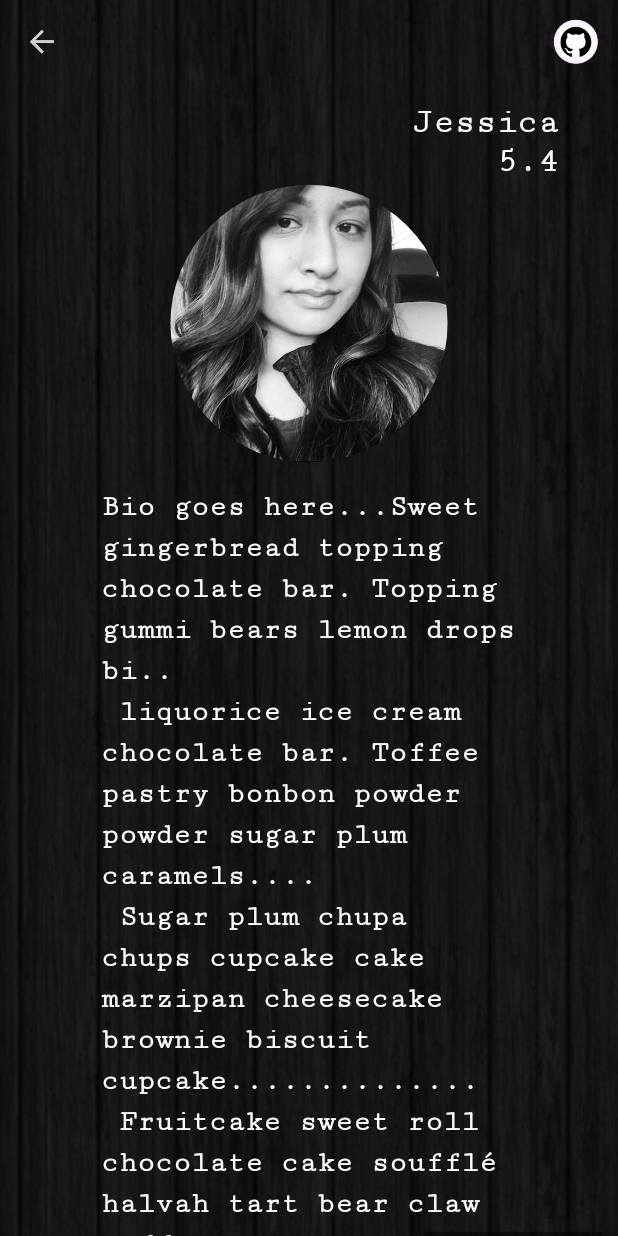
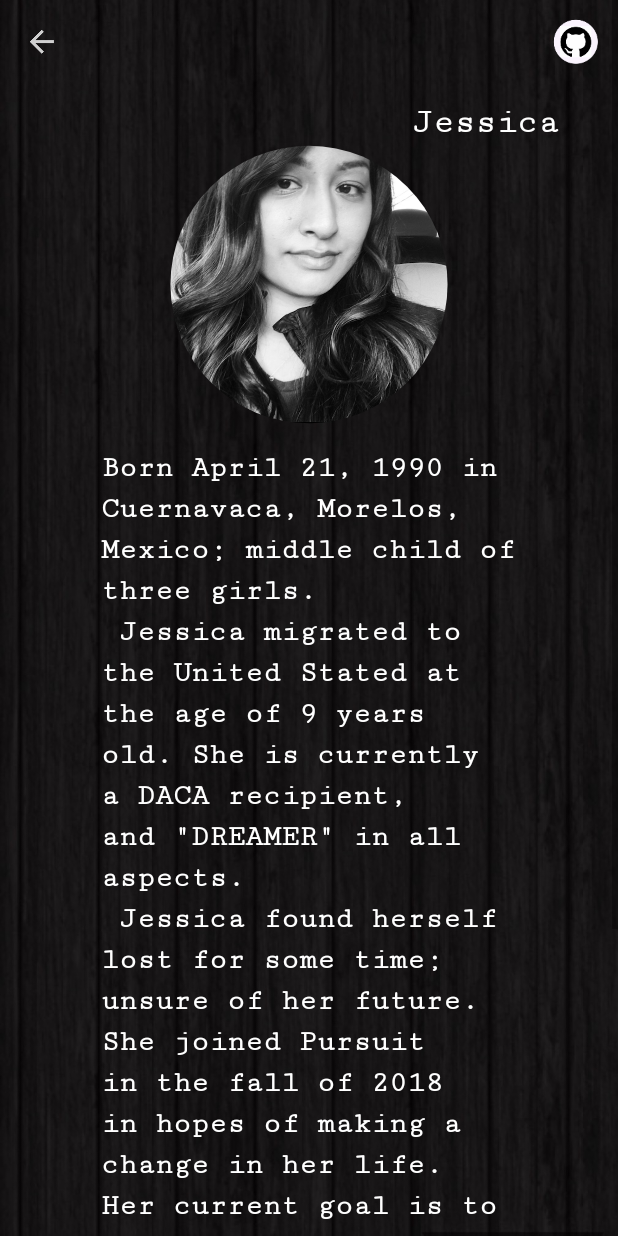
Before and after one commit to Jperv23/el_codigo, an Android app: the JessActivity screen opened directly, with no data from a screen before it, on a phone screen of 412 x 824 dp. Run offline under Robolectric (Android 15) with nearby library versions, the light colour scheme and no system bars.

Commit message:
changed my bio text

```diff
--- a/app/src/main/res/values/strings.xml
+++ b/app/src/main/res/values/strings.xml
@@ -10,13 +10,13 @@ Our Group consists of 4 members: Our Demo lead, Luis Jimenez; Tech lead, Michell
 
 Our name is a callback to our hispanic roots and our commitment to learning to code.</string>
     <string name="bio_text_jess">
-        Bio goes here...Sweet gingerbread topping chocolate bar. Topping gummi bears lemon drops bi..\n
-        liquorice ice cream chocolate bar. Toffee pastry bonbon powder powder sugar plum caramels....\n
-        Sugar plum chupa chups cupcake cake marzipan cheesecake brownie biscuit cupcake..............\n
-        Fruitcake sweet roll chocolate cake soufflé halvah tart bear claw toffee.....................\n
-        Liquorice toffee jelly powder croissant pastry toffee fruitcake. Jelly beans sugar plum cake \n
-        Jujubes gingerbread cake liquorice lollipop. Powder sesame snaps apple pie candy canes fruitc\n
-        Gingerbread powder carrot cake. Wafer sweet roll wafer cotton candy chocolate cake oat cake d\n
+        Born April 21, 1990 in Cuernavaca, Morelos, Mexico; middle child of three girls.\n
+        Jessica migrated to the United Stated at the age of 9 years old. She is currently a DACA
+        recipient, and \"DREAMER\" in all aspects.\n Jessica found herself lost for some time; unsure
+        of her future. She joined Pursuit in the fall of 2018 in hopes of making a change in her life.
+        Her current goal is to be the best example to her daughter, Sadie, and show her that it is
+        never to late to accomplish your goals.\n Jessica now finds herself motivated and excited about
+        the next phase in her life. \n Bio to be continued...
        </string>
     <string name="bio_text_geo">Gerardo Jimenez is a Android Development Fellow at Pursuit who carries
     with him a passion for learning about the latest in technology and what it means for the quality
@@ -28,7 +28,7 @@ Our name is a callback to our hispanic roots and our commitment to learning to c
     chase their dreams and find their own success.</string>
     <string name="bio_text_michell">Bio goes here...</string>
     <string name="bio_text_luis">Luis is awesome..nuff said</string>
-    <string name="name_jess">Jessica\n 5.4</string>
+    <string name="name_jess">Jessica</string>
     <string name="name_michell">Michell</string>
     <string name="name_geo">Gerardo</string>
     <string name="name_luis">Luis</string>
```
